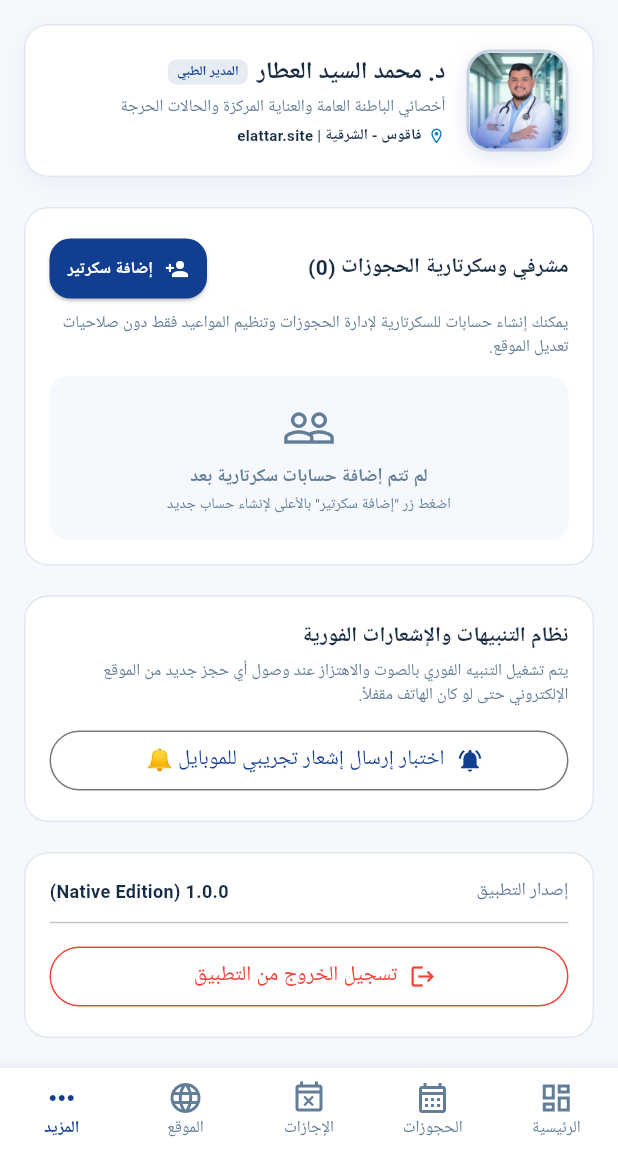
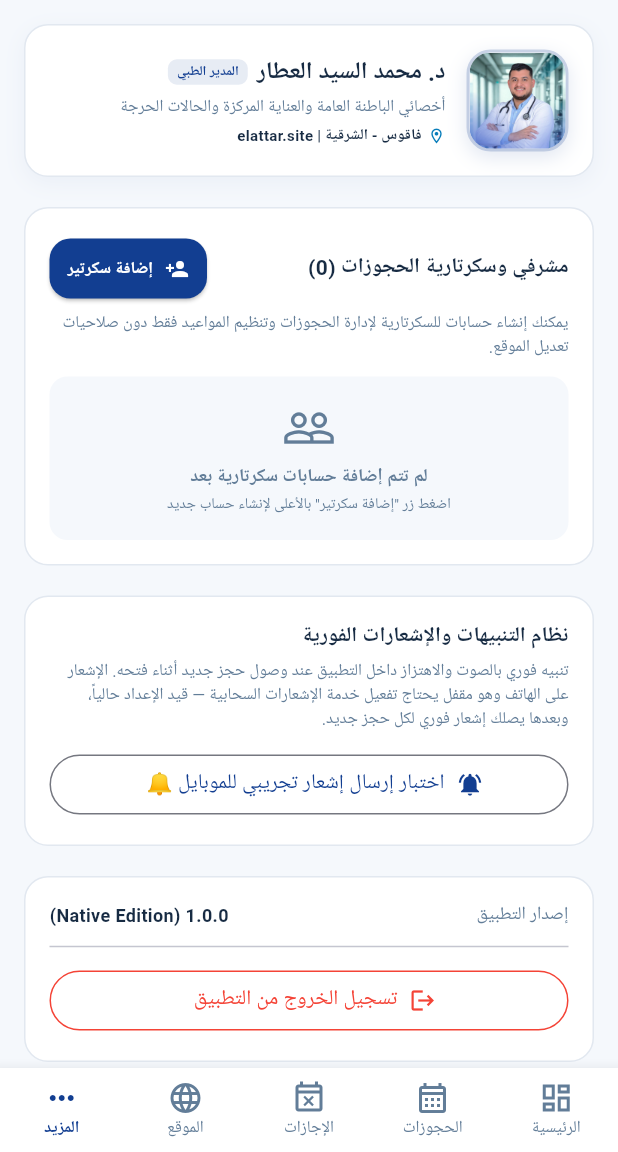
Before and after one commit to 3bdulrhman2/drelattar, a Flutter app: the AdminMainScreen screen opened directly, item 5 of the bottom bar chosen, on a phone screen of 412 x 824 dp, the part 84-1236 px from its top. Run offline on Flutter 3.47's test engine with Material 3 defaults, Android fonts, the phone set to English and light mode, and no system bars; our stand-ins replace firebase_core, firebase_messaging, flutter_local_notifications, image_picker, shared_preferences, supabase_flutter; accounts and stored records are empty; network calls fail.

Commit message:
Revise notification alert text for clarity
Updated notification description to clarify functionality.

```diff
--- a/mobile_app/lib/screens/admin/admin_more_tab.dart
+++ b/mobile_app/lib/screens/admin/admin_more_tab.dart
@@ -478,7 +478,7 @@ class _AdminMoreTabState extends State<AdminMoreTab> {
                   const Text('نظام التنبيهات والإشعارات الفورية', style: TextStyle(fontSize: 14, fontWeight: FontWeight.bold, color: AppColors.dark)),
                   const SizedBox(height: 4),
                   const Text(
-                    'يتم تشغيل التنبيه الفوري بالصوت والاهتزاز عند وصول أي حجز جديد من الموقع الإلكتروني حتى لو كان الهاتف مقفلاً.',
+                    'تنبيه فوري بالصوت والاهتزاز داخل التطبيق عند وصول حجز جديد أثناء فتحه. الإشعار على الهاتف وهو مقفل يحتاج تفعيل خدمة الإشعارات السحابية — قيد الإعداد حالياً، وبعدها يصلك إشعار فوري لكل حجز جديد.',
                     style: TextStyle(fontSize: 11, color: AppColors.muted),
                   ),
                   const SizedBox(height: 12),
```
